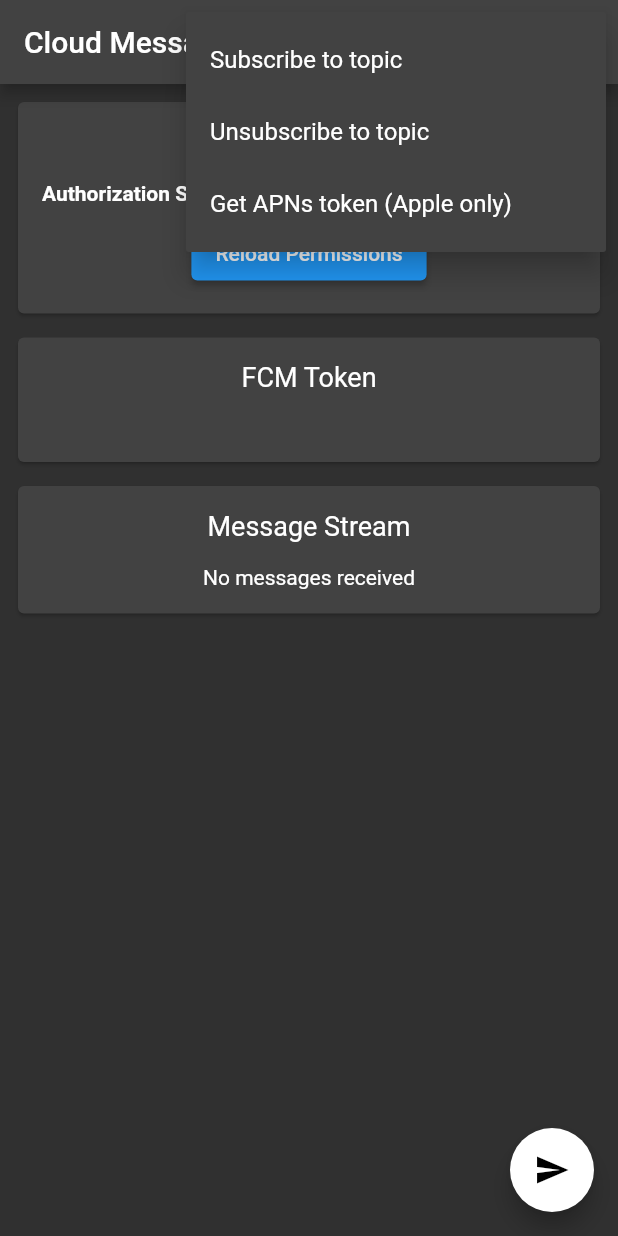
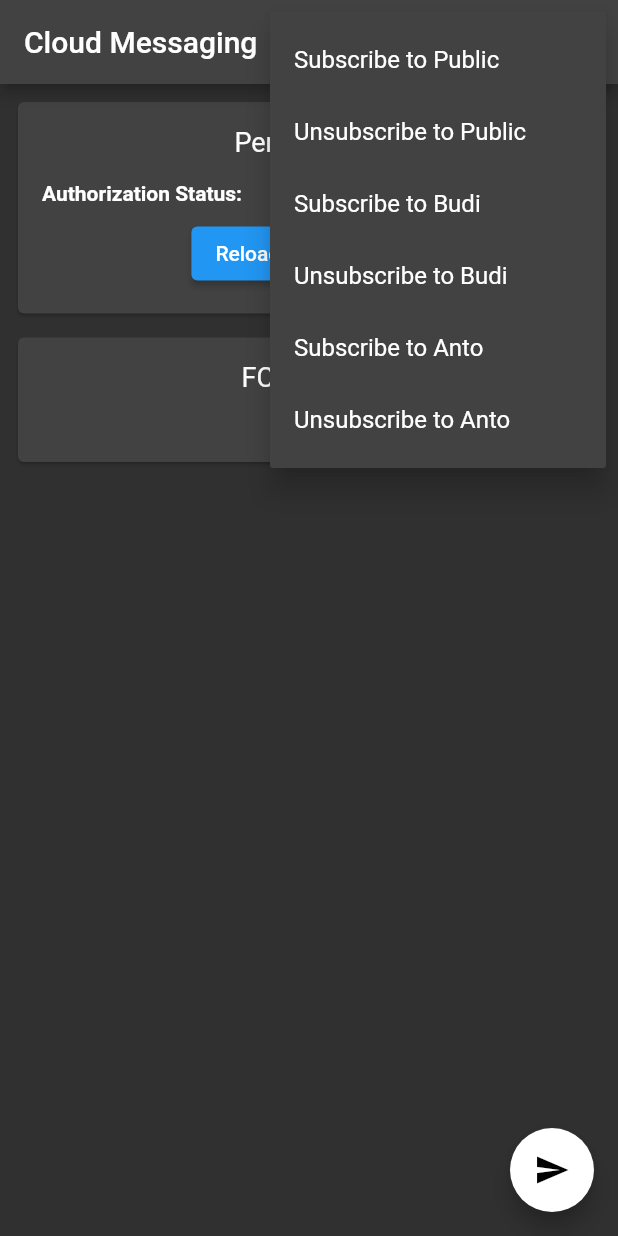
Before and after one commit to taufiqsejati/Flutter-Messaging-New, a Flutter app: the screen it shows after launch, after a tap on "Request Permissions", after a tap on the "more vert" icon, on a phone screen of 412 x 824 dp. Run offline on Flutter 3.47's test engine with Material 2 defaults, Android fonts, the phone set to English and light mode, and no system bars; our stand-ins replace firebase_core, firebase_messaging, flutter_local_notifications; accounts and stored records are empty.

Commit message:
wip notification intent

```diff
--- a/lib/main.dart
+++ b/lib/main.dart
@@ -7,6 +7,7 @@ import 'dart:convert';
 
 import 'package:firebase_core/firebase_core.dart';
 import 'package:firebase_messaging/firebase_messaging.dart';
+import 'package:firebase_messaging_example/services/local_notification_service.dart';
 import 'package:flutter/foundation.dart';
 import 'package:flutter/material.dart';
 import 'package:http/http.dart' as http;
@@ -125,48 +126,86 @@ class _Application extends State<Application> {
   @override
   void initState() {
     super.initState();
-    FirebaseMessaging.instance
-        .getInitialMessage()
-        .then((RemoteMessage? message) {
-      if (message != null) {
-        Navigator.pushNamed(
-          context,
-          '/message',
-          arguments: MessageArguments(message, true),
-        );
+
+    LocalNotificationService.initialize(context);
+
+    // FirebaseMessaging.instance.getInitialMessage().then((message) {
+    //   if (message != null) {
+    //     final routeFromMessage = message.data['route'];
+    //     debugPrint('$message');
+
+    //     // print(routeFromMessage);
+    //     // Navigator.of(context).pushNamed(routeFromMessage);
+
+    //     Navigator.pushNamed(
+    //       context,
+    //       routeFromMessage,
+    //       arguments: MessageArguments(message, true),
+    //     );
+    //   }
+    // });
+    // FirebaseMessaging.instance
+    //     .getInitialMessage()
+    //     .then((RemoteMessage? message) {
+    //   if (message != null) {
+    //     debugPrint('gara2 ini ternyata?');
+    //     Navigator.pushNamed(
+    //       context,
+    //       '/message',
+    //       arguments: MessageArguments(message, true),
+    //     );
+    //   }
+    // });
+
+    // FirebaseMessaging.onMessage.listen((RemoteMessage message) {
+    //   RemoteNotification? notification = message.notification;
+    //   AndroidNotification? android = message.notification?.android;
+    //   if (notification != null && android != null && !kIsWeb) {
+    //     flutterLocalNotificationsPlugin.show(
+    //       notification.hashCode,
+    //       notification.title,
+    //       notification.body,
+    //       NotificationDetails(
+    //         android: AndroidNotificationDetails(
+    //           channel.id,
+    //           channel.name,
+    //           channel.description,
+    //           // TODO add a proper drawable resource to android, for now using
+    //           //      one that already exists in example app.
+    //           icon: 'launch_background',
+    //         ),
+    //       ),
+    //     );
+    //   }
+    // });
+
+    FirebaseMessaging.onMessage.listen((message) {
+      if (message.notification != null) {
+        print(message.notification!.body);
+        print(message.notification!.title);
       }
+      LocalNotificationService.display(message);
     });
 
-    FirebaseMessaging.onMessage.listen((RemoteMessage message) {
-      RemoteNotification? notification = message.notification;
-      AndroidNotification? android = message.notification?.android;
-      if (notification != null && android != null && !kIsWeb) {
-        flutterLocalNotificationsPlugin.show(
-          notification.hashCode,
-          notification.title,
-          notification.body,
-          NotificationDetails(
-            android: AndroidNotificationDetails(
-              channel.id,
-              channel.name,
-              channel.description,
-              // TODO add a proper drawable resource to android, for now using
-              //      one that already exists in example app.
-              icon: 'launch_background',
-            ),
-          ),
-        );
-      }
-    });
-
-    FirebaseMessaging.onMessageOpenedApp.listen((RemoteMessage message) {
-      print('A new onMessageOpenedApp event was published!');
-      Navigator.pushNamed(
-        context,
-        '/message',
-        arguments: MessageArguments(message, true),
-      );
-    });
+    // FirebaseMessaging.onMessageOpenedApp.listen((RemoteMessage message) {
+    //   print('A new onMessageOpenedApp event was published!');
+    //   Navigator.pushNamed(
+    //     context,
+    //     '/message',
+    //     arguments: MessageArguments(message, true),
+    //   );
+    // });
+    // FirebaseMessaging.onMessageOpenedApp.listen((message) {
+    //   final routeFromMessage = message.data['route'];
+    //   debugPrint('$message');
+    //   // print(routeFromMessage);
+    //   // Navigator.of(context).pushNamed(routeFromMessage);
+    //   Navigator.pushNamed(
+    //     context,
+    //     routeFromMessage,
+    //     arguments: MessageArguments(message, true),
+    //   );
+    // });
   }
 
   Future<void> sendPushMessage() async {
@@ -193,25 +232,69 @@ class _Application extends State<Application> {
 
   Future<void> onActionSelected(String value) async {
     switch (value) {
-      case 'subscribe':
+      case 'subscribe Anto':
         {
           print(
-            'FlutterFire Messaging Example: Subscribing to topic "fcm_test".',
+            'FlutterFire Messaging Example: Subscribing to topic "anto".',
           );
-          await FirebaseMessaging.instance.subscribeToTopic('fcm_test');
+          await FirebaseMessaging.instance.subscribeToTopic('anto');
           print(
-            'FlutterFire Messaging Example: Subscribing to topic "fcm_test" successful.',
+            'FlutterFire Messaging Example: Subscribing to topic "anto" successful.',
           );
         }
         break;
-      case 'unsubscribe':
+      case 'unsubscribe Anto':
         {
           print(
-            'FlutterFire Messaging Example: Unsubscribing from topic "fcm_test".',
+            'FlutterFire Messaging Example: Unsubscribing from topic "anto".',
           );
-          await FirebaseMessaging.instance.unsubscribeFromTopic('fcm_test');
+          await FirebaseMessaging.instance.unsubscribeFromTopic('anto');
           print(
-            'FlutterFire Messaging Example: Unsubscribing from topic "fcm_test" successful.',
+            'FlutterFire Messaging Example: Unsubscribing from topic "anto" successful.',
+          );
+        }
+        break;
+      case 'subscribe Budi':
+        {
+          print(
+            'FlutterFire Messaging Example: Subscribing to topic "budi".',
+          );
+          await FirebaseMessaging.instance.subscribeToTopic('budi');
+          print(
+            'FlutterFire Messaging Example: Subscribing to topic "budi" successful.',
+          );
+        }
+        break;
+      case 'unsubscribe Budi':
+        {
+          print(
+            'FlutterFire Messaging Example: Unsubscribing from topic "budi".',
+          );
+          await FirebaseMessaging.instance.unsubscribeFromTopic('budi');
+          print(
+            'FlutterFire Messaging Example: Unsubscribing from topic "budi" successful.',
+          );
+        }
+        break;
+      case 'subscribe Public':
+        {
+          print(
+            'FlutterFire Messaging Example: Subscribing to topic "public".',
+          );
+          await FirebaseMessaging.instance.subscribeToTopic('public');
+          print(
+            'FlutterFire Messaging Example: Subscribing to topic "public" successful.',
+          );
+        }
+        break;
+      case 'unsubscribe Public':
+        {
+          print(
+            'FlutterFire Messaging Example: Unsubscribing from topic "public".',
+          );
+          await FirebaseMessaging.instance.unsubscribeFromTopic('public');
+          print(
+            'FlutterFire Messaging Example: Unsubscribing from topic "public" successful.',
           );
         }
         break;
@@ -245,17 +328,33 @@ class _Application extends State<Application> {
             itemBuilder: (BuildContext context) {
               return [
                 const PopupMenuItem(
-                  value: 'subscribe',
-                  child: Text('Subscribe to topic'),
+                  value: 'subscribe Public',
+                  child: Text('Subscribe to Public'),
                 ),
                 const PopupMenuItem(
-                  value: 'unsubscribe',
-                  child: Text('Unsubscribe to topic'),
+                  value: 'unsubscribe Public',
+                  child: Text('Unsubscribe to Public'),
                 ),
                 const PopupMenuItem(
-                  value: 'get_apns_token',
-                  child: Text('Get APNs token (Apple only)'),
+                  value: 'subscribe Budi',
+                  child: Text('Subscribe to Budi'),
                 ),
+                const PopupMenuItem(
+                  value: 'unsubscribe Budi',
+                  child: Text('Unsubscribe to Budi'),
+                ),
+                const PopupMenuItem(
+                  value: 'subscribe Anto',
+                  child: Text('Subscribe to Anto'),
+                ),
+                const PopupMenuItem(
+                  value: 'unsubscribe Anto',
+                  child: Text('Unsubscribe to Anto'),
+                ),
+                // const PopupMenuItem(
+                //   value: 'get_apns_token',
+                //   child: Text('Get APNs token (Apple only)'),
+                // ),
               ];
             },
           ),
@@ -281,7 +380,7 @@ class _Application extends State<Application> {
                     : Text(token, style: const TextStyle(fontSize: 12));
               }),
             ),
-            MetaCard('Message Stream', MessageList()),
+            // MetaCard('Message Stream', MessageList()),
           ],
         ),
       ),
--- a/lib/message_list.dart
+++ b/lib/message_list.dart
@@ -42,7 +42,7 @@ class _MessageList extends State<MessageList> {
             subtitle:
                 Text(message.sentTime?.toString() ?? DateTime.now().toString()),
             onTap: () => Navigator.pushNamed(context, '/message',
-                arguments: MessageArguments(message, false)),
+                arguments: MessageArgumentss(message, false)),
           );
         });
   }
--- /dev/null
+++ b/lib/model/notification.dart
@@ -0,0 +1,162 @@
+import 'dart:convert';
+
+// class ModelNotification {
+//   String? via;
+//   String? count;
+//   String? route;
+
+//   ModelNotification({this.via, this.count, this.route});
+
+//   ModelNotification.fromJson(Map<String, dynamic> json) {
+//     via = json['via'];
+//     count = json['count'];
+//     route = json['route'];
+//   }
+
+//   Map<String, dynamic> toJson() {
+//     final Map<String, dynamic> data = new Map<String, dynamic>();
+//     data['via'] = this.via;
+//     data['count'] = this.count;
+//     data['route'] = this.route;
+//     return data;
+//   }
+// }
+
+// class Note {
+//   final String via;
+//   final String count;
+//   final String route;
+
+//   Note({required this.via, required this.count, required this.route});
+
+//   //Add these methods below
+
+//   factory Note.fromJsonString(String str) => Note._fromJson(jsonDecode(str));
+
+//   String toJsonString() => jsonEncode(_toJson());
+
+//   factory Note._fromJson(Map<String, dynamic> json) => Note(
+//         via: json['via'],
+//         count: json['count'],
+//         route: json['route'],
+//       );
+
+//   Map<String, dynamic> _toJson() => {
+//         'via': via,
+//         'count': count,
+//         'route': route,
+//       };
+// }
+
+// To parse this JSON data, do
+//
+//     final sakura = sakuraFromJson(jsonString);
+
+import 'dart:convert';
+
+Sakura sakuraFromJson(String str) => Sakura.fromJson(json.decode(str));
+
+String sakuraToJson(Sakura data) => json.encode(data.toJson());
+
+class Sakura {
+  Sakura({
+    this.messageId,
+    this.senderId,
+    this.category,
+    this.collapseKey,
+    this.contentAvailable,
+    required this.data,
+    this.from,
+    this.sentTime,
+    this.threadId,
+    this.ttl,
+    required this.notificatioon,
+  });
+
+  String? messageId;
+  String? senderId;
+  String? category;
+  String? collapseKey;
+  bool? contentAvailable;
+  Data data;
+  String? from;
+  DateTime? sentTime;
+  String? threadId;
+  int? ttl;
+  Notificatioon notificatioon;
+
+  factory Sakura.fromJson(Map<String, dynamic> json) => Sakura(
+        messageId: json["messageId"],
+        senderId: json["senderId"],
+        category: json["category"],
+        collapseKey: json["collapseKey"],
+        contentAvailable: json["contentAvailable"],
+        data: Data.fromJson(json["data"]),
+        from: json["from"],
+        // sentTime: json["sentTime"],
+        sentTime: DateTime.parse(json["sentTime"]),
+        threadId: json["threadId"],
+        ttl: json["ttl"],
+        notificatioon: Notificatioon.fromJson(json["notificatioon"]),
+      );
+
+  Map<String, dynamic> toJson() => {
+        "messageId": messageId,
+        "senderId": senderId,
+        "category": category,
+        "collapseKey": collapseKey,
+        "contentAvailable": contentAvailable,
+        "data": data.toJson(),
+        "from": from,
+        // "sentTime": sentTime,
+        "sentTime":
+            "${sentTime?.year.toString().padLeft(4, '0')}-${sentTime?.month.toString().padLeft(2, '0')}-${sentTime?.day.toString().padLeft(2, '0')}",
+        "threadId": threadId,
+        "ttl": ttl,
+        "notificatioon": notificatioon.toJson(),
+      };
+}
+
+class Data {
+  Data({
+    this.via,
+    this.count,
+    this.route,
+  });
+
+  String? via;
+  String? count;
+  String? route;
+
+  factory Data.fromJson(Map<String, dynamic> json) => Data(
+        via: json["via"],
+        count: json["count"],
+        route: json["route"],
+      );
+
+  Map<String, dynamic> toJson() => {
+        "via": via,
+        "count": count,
+        "route": route,
+      };
+}
+
+class Notificatioon {
+  Notificatioon({
+    this.title,
+    this.body,
+  });
+
+  String? title;
+  String? body;
+
+  factory Notificatioon.fromJson(Map<String, dynamic> json) => Notificatioon(
+        title: json["title"],
+        body: json["body"],
+      );
+
+  Map<String, dynamic> toJson() => {
+        "title": title,
+        "body": body,
+      };
+}
```
Also changed, not shown: lib/message.dart (+79 -77 lines), lib/services/local_notification_service.dart (added, +102 -0 lines).
